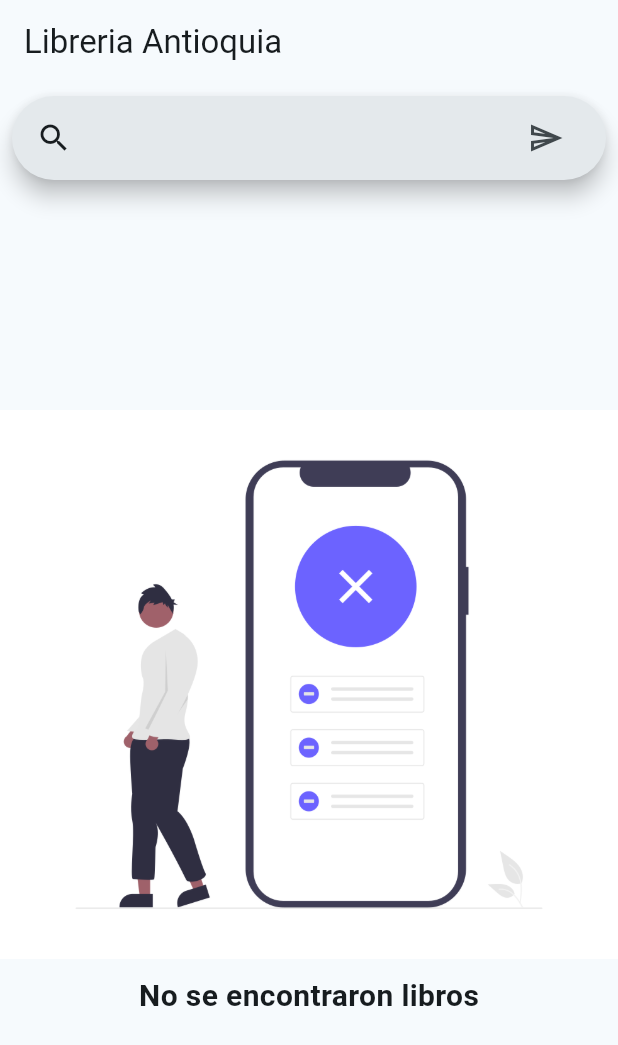
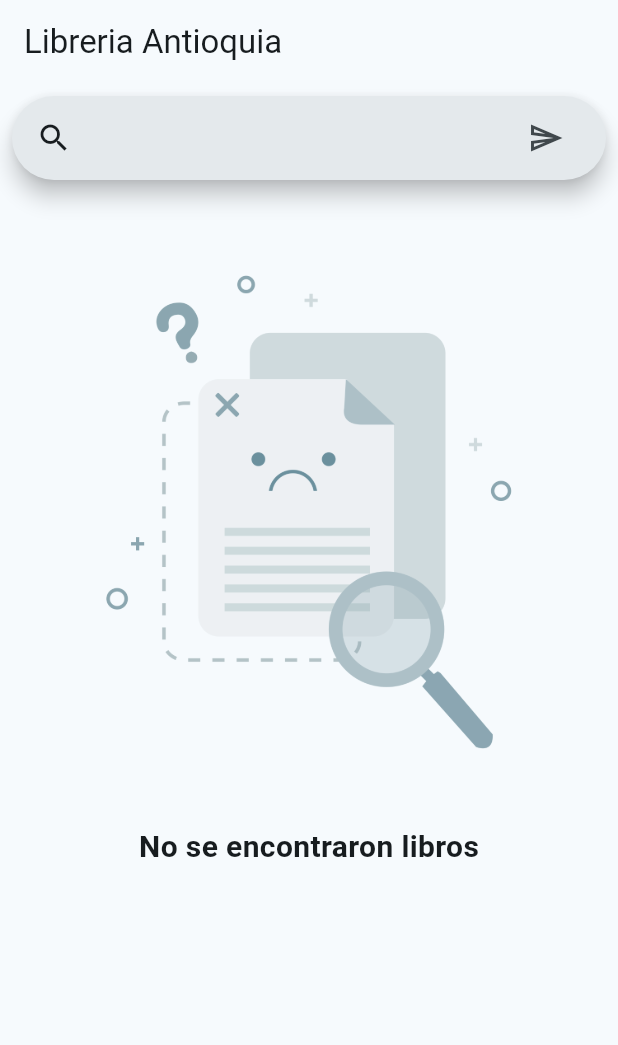
Before and after one commit to renteriajhony/antioquia_books_store, a Flutter app: the screen it shows after launch, on a phone screen of 412 x 824 dp. Shown: the top 1045 px of the screen. Run offline on Flutter 3.47's test engine with Material 3 defaults, Android fonts, the phone set to English and light mode, and no system bars; our stand-ins replace dio; network calls fail.

Commit message:
change image search

```diff
--- a/lib/ui/pages/initial_page.dart
+++ b/lib/ui/pages/initial_page.dart
@@ -2,7 +2,6 @@ import 'package:flutter/material.dart';
 import 'package:provider/provider.dart';
 
 import '../../antioquia_bookstore.dart';
-
 
 class InitialPage extends StatelessWidget {
   const InitialPage({super.key});
@@ -33,12 +32,12 @@ class InitialPage extends StatelessWidget {
                           ? Container(
                               width: double.infinity,
                               height: double.infinity,
-                              alignment: Alignment.center,
+                              alignment: Alignment.topCenter,
                               child: Column(
-                                mainAxisAlignment: MainAxisAlignment.center,
+                                mainAxisAlignment: MainAxisAlignment.start,
                                 children: [
                                   Image.asset(
-                                    'assets/nada.png',
+                                    'assets/nada2.png',
                                     width: double.infinity,
                                   ),
                                   const SizedBox(
--- a/pubspec.yaml
+++ b/pubspec.yaml
@@ -63,6 +63,7 @@ flutter:
   # To add assets to your application, add an assets section, like this:
   assets:
     - assets/nada.png
+    - assets/nada2.png
   #   - images/a_dot_ham.jpeg
   # An image asset can refer to one or more resolution-specific "variants", see
   # https://flutter.dev/assets-and-images/#resolution-aware
```
Also changed, not shown: assets/nada2.png (added).
